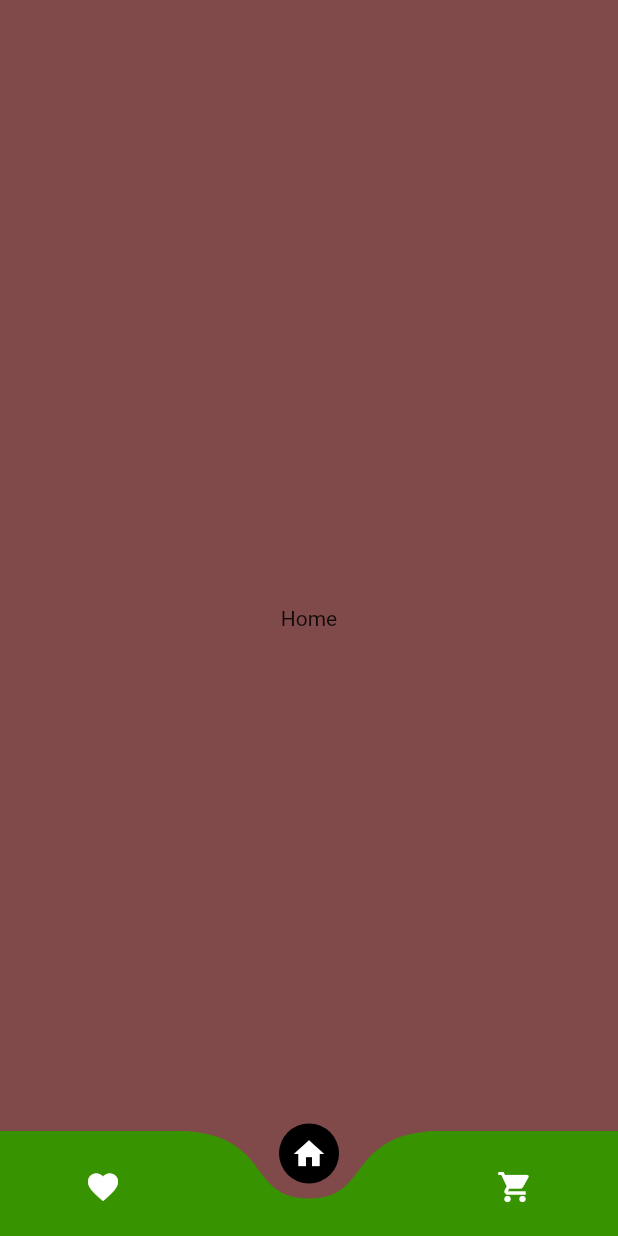
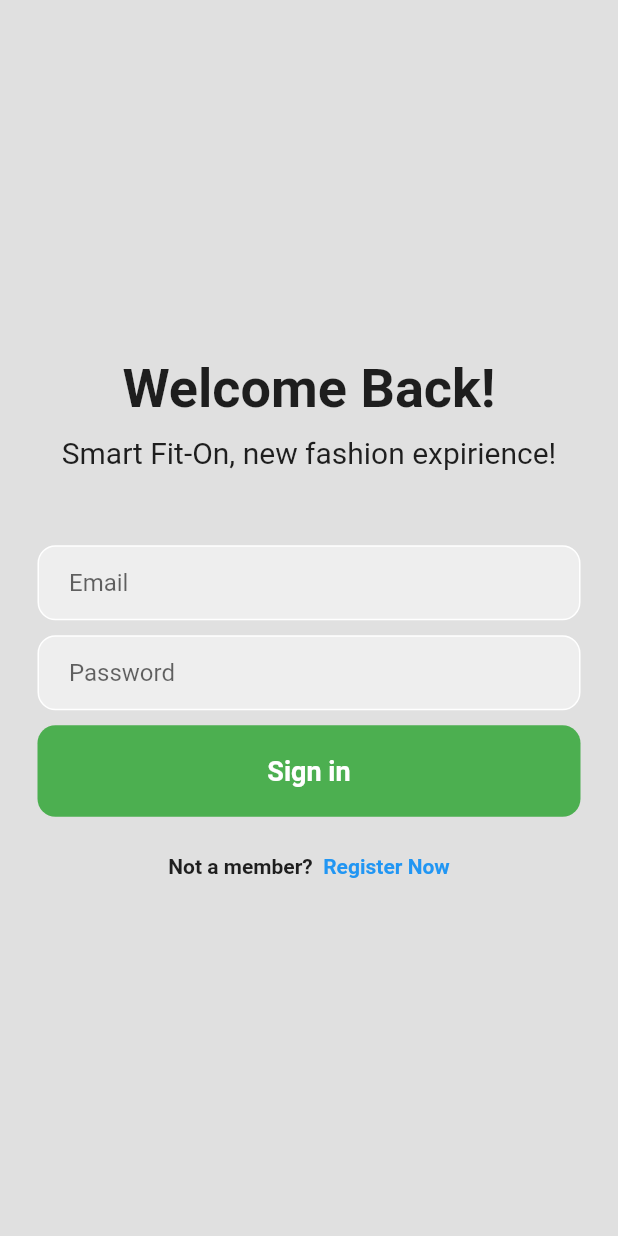
Before and after one commit to soiz11/smart-fiton, a Flutter app: the screen it shows after launch, on a phone screen of 412 x 824 dp. Run offline on Flutter 3.47's test engine with Material 2 defaults, Android fonts, the phone set to English and light mode, and no system bars; drawn by our look-alikes of curved_navigation_bar; our stand-ins replace hexcolor.

Commit message:
sign_in page

```diff
--- /dev/null
+++ b/lib/login_page.dart
@@ -0,0 +1,130 @@
+// ignore_for_file: prefer_const_constructors, prefer_const_literals_to_create_immutables
+
+import 'package:flutter/material.dart';
+
+class LoginPage extends StatefulWidget {
+  const LoginPage({Key? key}) : super(key: key);
+
+  @override
+  State<LoginPage> createState() => _LoginPageState();
+}
+
+class _LoginPageState extends State<LoginPage> {
+  @override
+  Widget build(BuildContext context) {
+    return Scaffold(
+      backgroundColor: Colors.grey[300],
+      body: SafeArea(
+          child: Center(
+        child: Column(
+          mainAxisAlignment: MainAxisAlignment.center,
+          children: [
+            //welcome
+            Text(
+              'Welcome Back!',
+              style: TextStyle(
+                fontWeight: FontWeight.bold,
+                fontSize: 36,
+              ),
+            ),
+            SizedBox(height: 10),
+            Text(
+              'Smart Fit-On, new fashion expirience!',
+              style: TextStyle(
+                fontSize: 20,
+              ),
+            ),
+            SizedBox(height: 50),
+
+            //email
+            Padding(
+              padding: const EdgeInsets.symmetric(horizontal: 25.0),
+              child: Container(
+                decoration: BoxDecoration(
+                  color: Colors.grey[200],
+                  border: Border.all(color: Colors.white),
+                  borderRadius: BorderRadius.circular(12),
+                ),
+                child: Padding(
+                  padding: const EdgeInsets.only(left: 20.0),
+                  child: TextField(
+                    decoration: InputDecoration(
+                      border: InputBorder.none,
+                      hintText: 'Email',
+                    ),
+                  ),
+                ),
+              ),
+            ),
+            SizedBox(height: 10),
+
+            //password
+            Padding(
+              padding: const EdgeInsets.symmetric(horizontal: 25.0),
+              child: Container(
+                decoration: BoxDecoration(
+                  color: Colors.grey[200],
+                  border: Border.all(color: Colors.white),
+                  borderRadius: BorderRadius.circular(12),
+                ),
+                child: Padding(
+                  padding: const EdgeInsets.only(left: 20.0),
+                  child: TextField(
+                    obscureText: true,
+                    decoration: InputDecoration(
+                      border: InputBorder.none,
+                      hintText: 'Password',
+                    ),
+                  ),
+                ),
+              ),
+            ),
+            SizedBox(height: 10),
+
+            //sign in button
+            Padding(
+              padding: const EdgeInsets.symmetric(horizontal: 25.0),
+              child: Container(
+                padding: EdgeInsets.all(20),
+                decoration: BoxDecoration(
+                  color: Colors.green,
+                  borderRadius: BorderRadius.circular(12),
+                ),
+                child: Center(
+                    child: Text(
+                  'Sign in',
+                  style: TextStyle(
+                    color: Colors.white,
+                    fontWeight: FontWeight.bold,
+                    fontSize: 18,
+                  ),
+                )),
+              ),
+            ),
+            SizedBox(height: 25),
+
+            //Register
+            Row(
+              mainAxisAlignment: MainAxisAlignment.center,
+              children: [
+                Text(
+                  'Not a member? ',
+                  style: TextStyle(
+                    fontWeight: FontWeight.bold,
+                  ),
+                ),
+                Text(
+                  ' Register Now',
+                  style: TextStyle(
+                    color: Colors.blue,
+                    fontWeight: FontWeight.bold,
+                  ),
+                ),
+              ],
+            ),
+          ],
+        ),
+      )),
+    );
+  }
+}
--- a/lib/main.dart
+++ b/lib/main.dart
@@ -1,19 +1,18 @@
 import 'package:flutter/material.dart';
-import 'package:smart_fit_on/cus_bottomnavbar.dart';
+import 'login_page.dart';
 
 void main() {
   runApp(const MyApp());
 }
 
 class MyApp extends StatelessWidget {
-  const MyApp({super.key});
+  const MyApp({Key? key}) : super(key: key);
 
-  // This widget is the root of your application.
   @override
   Widget build(BuildContext context) {
     return const MaterialApp(
       debugShowCheckedModeBanner: false,
-      home: CusBottomNavBar(),
+      home: LoginPage(),
     );
   }
 }
```
Also changed, not shown: 1 other file.
